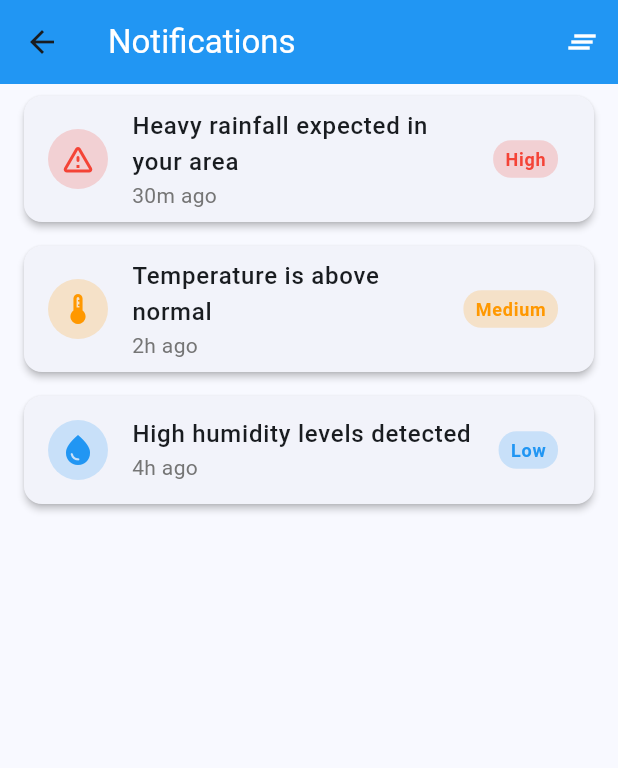
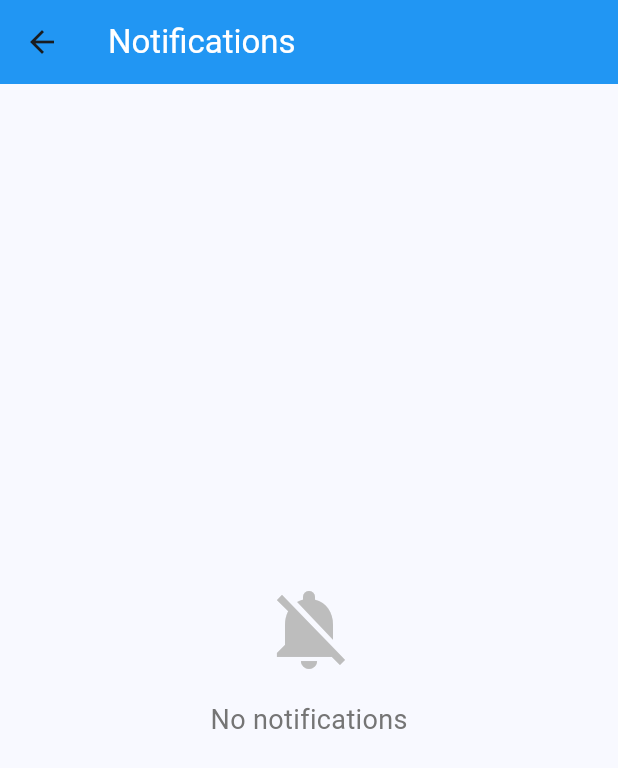
Before and after one commit to Fathir2001/Weather_App, a Flutter app: the HomePage screen opened directly, after a tap on the "notifications" icon, on a phone screen of 412 x 824 dp. Shown: the top 768 px of the screen. Run offline on Flutter 3.47's test engine with Material 3 defaults, Android fonts, the phone set to English and light mode, and no system bars; our stand-ins replace shared_preferences; accounts and stored records are empty.

Commit message:
Implement notification service and refactor notification page to use centralized notification management

```diff
--- a/Front - End/lib/Pages/HomePage.dart
+++ b/Front - End/lib/Pages/HomePage.dart
@@ -1,5 +1,6 @@
 import 'package:flutter/material.dart';
 import 'package:weather_app/Pages/Notification.dart';
+import 'package:weather_app/Pages/Notification_service.dart';
 
 import 'dart:math' as math;
 import 'dart:async';
@@ -33,6 +34,7 @@ class HomePage extends StatefulWidget {
 class _HomePageState extends State<HomePage> with TickerProviderStateMixin {
   int _selectedIndex = 0;
   int _weatherStateIndex = 0;
+  int _refreshCount = 0;
   late AnimationController _fadeController;
   late AnimationController _cardController;
   WeatherData? _currentWeather;
@@ -110,6 +112,22 @@ class _HomePageState extends State<HomePage> with TickerProviderStateMixin {
       _weatherStateIndex = (_weatherStateIndex + 1) % weatherStates.length;
       _currentWeather = weatherStates[_weatherStateIndex];
       _isLoading = false;
+      _refreshCount++;
+
+      if (_refreshCount == 1) {
+        NotificationService.addNotification(
+          'The vehicle was arrived to 500 m',
+          'High',
+          Icons.directions_car,
+        );
+      } else if (_refreshCount == 2) {
+        NotificationService.addNotification(
+          'The vehicle was arrived to 100 m',
+          'High',
+          Icons.directions_car,
+        );
+        _refreshCount = 0; // Reset counter
+      }
     });
   }
 
@@ -138,16 +156,44 @@ class _HomePageState extends State<HomePage> with TickerProviderStateMixin {
       appBar: AppBar(
         backgroundColor: Colors.blue,
         elevation: 0,
-        title: const Text('Weather Dashboard',
+        title: const Text(
+          'Weather Dashboard',
           style: TextStyle(color: Colors.white),
         ),
         actions: [
+          ValueListenableBuilder<bool>(
+            valueListenable: NotificationService.hasNewNotifications,
+            builder: (context, hasNew, child) {
+              return Stack(
+                children: [
                   IconButton(
                     icon: const Icon(Icons.notifications, color: Colors.white),
                     onPressed: () {
+                      NotificationService.hasNewNotifications.value = false;
                       Navigator.push(
                         context,
-                MaterialPageRoute(builder: (context) => const NotificationPage()),
+                        MaterialPageRoute(
+                            builder: (context) => const NotificationPage()),
+                      );
+                    },
+                  ),
+                  if (hasNew)
+                    Positioned(
+                      right: 8,
+                      top: 8,
+                      child: Container(
+                        padding: const EdgeInsets.all(2),
+                        decoration: BoxDecoration(
+                          color: Colors.red,
+                          borderRadius: BorderRadius.circular(6),
+                        ),
+                        constraints: const BoxConstraints(
+                          minWidth: 12,
+                          minHeight: 12,
+                        ),
+                      ),
+                    ),
+                ],
               );
             },
           ),
@@ -164,10 +210,10 @@ class _HomePageState extends State<HomePage> with TickerProviderStateMixin {
                 : const Icon(Icons.refresh, color: Colors.white),
             onPressed: _isLoading ? null : _updateWeatherData,
           ),
-          const SizedBox(width: 8), // Add padding at the end
         ],
       ),
-      body: _selectedIndex == 0 ? Container(
+      body: _selectedIndex == 0
+          ? Container(
               decoration: const BoxDecoration(
                 gradient: LinearGradient(
                   begin: Alignment.topCenter,
@@ -198,7 +244,8 @@ class _HomePageState extends State<HomePage> with TickerProviderStateMixin {
                                 crossAxisCount: 2,
                                 mainAxisSpacing: 16,
                                 crossAxisSpacing: 16,
-                          childAspectRatio: constraints.maxWidth > 600 ? 1.3 : 1.1,
+                                childAspectRatio:
+                                    constraints.maxWidth > 600 ? 1.3 : 1.1,
                                 children: [
                                   _buildWeatherCard(
                                     'Temperature',
@@ -240,7 +287,8 @@ class _HomePageState extends State<HomePage> with TickerProviderStateMixin {
                   ],
                 ),
               ),
-      ) : const GPS(),
+            )
+          : const GPS(),
       bottomNavigationBar: BottomNavigationBar(
         items: const <BottomNavigationBarItem>[
           BottomNavigationBarItem(
--- a/Front - End/lib/Pages/Notification.dart
+++ b/Front - End/lib/Pages/Notification.dart
@@ -1,4 +1,5 @@
 import 'package:flutter/material.dart';
+import 'Notification_service.dart';
 
 class NotificationItem {
   final String message;
@@ -22,26 +23,7 @@ class NotificationPage extends StatefulWidget {
 }
 
 class _NotificationPageState extends State<NotificationPage> {
-  final List<NotificationItem> notifications = [
-    NotificationItem(
-      message: 'Heavy rainfall expected in your area',
-      timestamp: DateTime.now().subtract(const Duration(minutes: 30)),
-      priority: 'High',
-      icon: Icons.warning_amber_rounded,
-    ),
-    NotificationItem(
-      message: 'Temperature is above normal',
-      timestamp: DateTime.now().subtract(const Duration(hours: 2)),
-      priority: 'Medium',
-      icon: Icons.thermostat,
-    ),
-    NotificationItem(
-      message: 'High humidity levels detected',
-      timestamp: DateTime.now().subtract(const Duration(hours: 4)),
-      priority: 'Low',
-      icon: Icons.water_drop,
-    ),
-  ];
+  List<NotificationItem> get notifications => NotificationService.notifications;
 
   void _removeNotification(int index) {
     setState(() {
@@ -144,7 +126,8 @@ class _NotificationPageState extends State<NotificationPage> {
                     child: ListTile(
                       leading: CircleAvatar(
                         backgroundColor:
-                            _getPriorityColor(notification.priority).withOpacity(0.2),
+                            _getPriorityColor(notification.priority)
+                                .withOpacity(0.2),
                         child: Icon(
                           notification.icon,
                           color: _getPriorityColor(notification.priority),
@@ -162,7 +145,10 @@ class _NotificationPageState extends State<NotificationPage> {
                           color: Colors.grey[600],
                         ),
                       ),
-                      trailing: Container(
+                      trailing: Row(
+                        mainAxisSize: MainAxisSize.min,
+                        children: [
+                          Container(
                             padding: const EdgeInsets.symmetric(
                               horizontal: 8,
                               vertical: 4,
@@ -181,6 +167,40 @@ class _NotificationPageState extends State<NotificationPage> {
                               ),
                             ),
                           ),
+                          const SizedBox(width: 8),
+                          IconButton(
+                            icon: const Icon(Icons.delete, color: Colors.red),
+                            onPressed: () {
+                              showDialog(
+                                context: context,
+                                builder: (BuildContext context) {
+                                  return AlertDialog(
+                                    title: const Text('Delete Notification'),
+                                    content: const Text(
+                                        'Are you sure you want to delete this notification?'),
+                                    actions: [
+                                      TextButton(
+                                        onPressed: () => Navigator.pop(context),
+                                        child: const Text('Cancel'),
+                                      ),
+                                      TextButton(
+                                        onPressed: () {
+                                          _removeNotification(index);
+                                          Navigator.pop(context);
+                                        },
+                                        child: const Text(
+                                          'Delete',
+                                          style: TextStyle(color: Colors.red),
+                                        ),
+                                      ),
+                                    ],
+                                  );
+                                },
+                              );
+                            },
+                          ),
+                        ],
+                      ),
                     ),
                   ),
                 );
--- /dev/null
+++ b/Front - End/lib/Pages/Notification_service.dart
@@ -0,0 +1,20 @@
+import 'package:flutter/material.dart';
+import '../Pages/Notification.dart';
+
+class NotificationService {
+  static final List<NotificationItem> notifications = [];
+  static final ValueNotifier<bool> hasNewNotifications = ValueNotifier<bool>(false);
+
+  static void addNotification(String message, String priority, IconData icon) {
+    notifications.insert(
+      0,
+      NotificationItem(
+        message: message,
+        timestamp: DateTime.now(),
+        priority: priority,
+        icon: icon,
+      ),
+    );
+    hasNewNotifications.value = true;
+  }
+}
```
Lines whose indentation alone changed are shown as unchanged.
